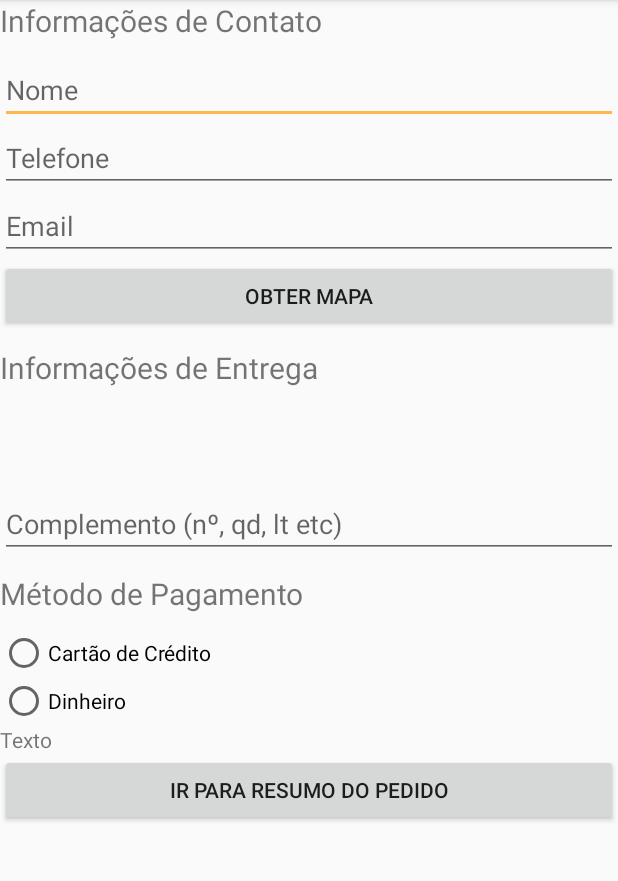
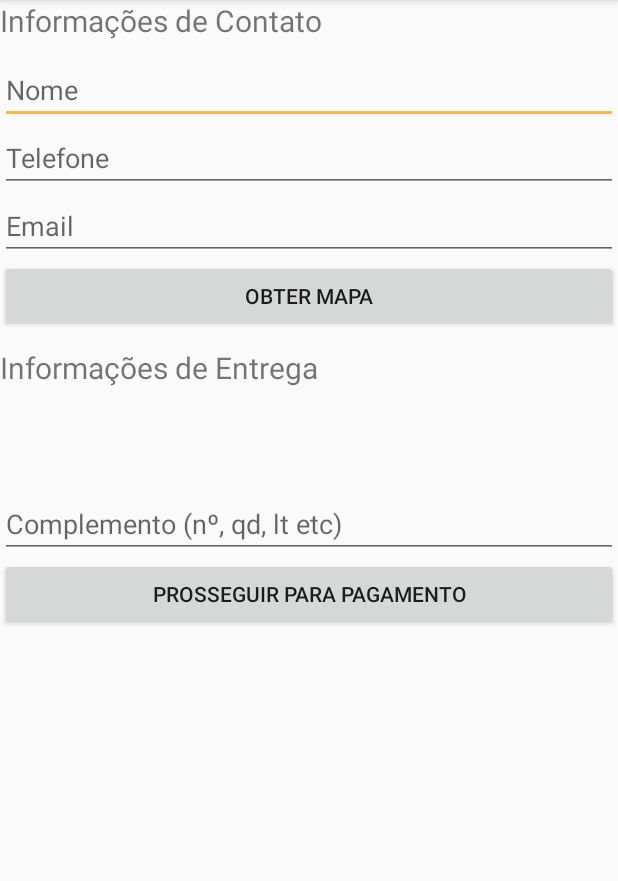
Before and after one commit to brunoconterato/123pedi-android, an Android app: the OrderDetailsActivity screen opened directly, with no data from a screen before it, on a phone screen of 412 x 824 dp, the part 84-965 px from its top. Run offline under Robolectric (Android 15) with nearby library versions, the phone set to English and light mode, and no system bars; libraries missing offline, so code that uses them is left out: br.com.jansenfelipe.

```diff
--- a/app/src/main/AndroidManifest.xml
+++ b/app/src/main/AndroidManifest.xml
@@ -83,7 +83,8 @@
                 <category android:name="android.intent.category.LAUNCHER" />
             </intent-filter>
         </activity>
-        <activity android:name=".activity.OnOrderAcceptedActivity"></activity>
+        <activity android:name=".activity.OnOrderAcceptedActivity" />
+        <activity android:name=".activity.PaymentActivity"></activity>
     </application>
 
 </manifest>
--- a/app/src/main/java/beer/happy_hour/drinking/activity/BriefActivity.java
+++ b/app/src/main/java/beer/happy_hour/drinking/activity/BriefActivity.java
@@ -2,6 +2,7 @@ package beer.happy_hour.drinking.activity;
 
 import android.app.ProgressDialog;
 import android.content.Context;
+import android.content.Intent;
 import android.os.Bundle;
 import android.support.v7.app.AppCompatActivity;
 import android.view.Gravity;
@@ -184,4 +185,9 @@ public class BriefActivity extends AppCompatActivity implements GenerateOrderAPI
     public void onGeneratedAPIOrder() {
         //TODO: if(succesInTransaction) e (PagamentoEmCartão) -> Inicie API de pagamento
     }
+
+    @Override
+    public void onBackPressed() {
+        startActivity(new Intent(this, PaymentActivity.class));
+    }
 }
--- a/app/src/main/java/beer/happy_hour/drinking/activity/OrderDetailsActivity.java
+++ b/app/src/main/java/beer/happy_hour/drinking/activity/OrderDetailsActivity.java
@@ -11,8 +11,6 @@ import android.view.MenuItem;
 import android.view.View;
 import android.widget.Button;
 import android.widget.EditText;
-import android.widget.RadioButton;
-import android.widget.RadioGroup;
 import android.widget.TextView;
 import android.widget.Toast;
 
@@ -44,10 +42,6 @@ public class OrderDetailsActivity extends AppCompatActivity {
     TextView country_text_view;
 
     EditText complement_edit_text;
-
-    RadioGroup paymentRadioGroup;
-    RadioButton creditcard_radio_button;
-    RadioButton money_radio_button;
 
     TextView test_text_view;
 
@@ -169,26 +163,7 @@ public class OrderDetailsActivity extends AppCompatActivity {
         country_text_view.setText(deliveryPlace.getCountryName());
 
 
-        test_text_view = (TextView) findViewById(R.id.test_text_view);
-
-        paymentRadioGroup = (RadioGroup) findViewById(R.id.payment_radio_group);
-        creditcard_radio_button = (RadioButton) findViewById(R.id.credit_card_radio_button);
-        money_radio_button = (RadioButton) findViewById(R.id.money_radio_button);
-
-
-        paymentRadioGroup.clearCheck();
-
-        paymentRadioGroup.setOnCheckedChangeListener(new RadioGroup.OnCheckedChangeListener() {
-            @Override
-            public void onCheckedChanged(RadioGroup radioGroup, int buttonId) {
-                switch (buttonId) {
-                    case 0:
-                        test_text_view.setText("Cartão escolhido");
-                    case 1:
-                        test_text_view.setText("Dinheiro escolhido");
-                }
-            }
-        });
+        test_text_view = (TextView) findViewById(R.id.payment_test_text_view);
     }
 
     @Override
@@ -234,8 +209,8 @@ public class OrderDetailsActivity extends AppCompatActivity {
         Log.d("isValidEmail", Boolean.toString(user.isValidEmail(email_edit_text.getText().toString())));
     }
 
-    public void goToBriefActivity(View view) {
-        startActivity(new Intent(this, BriefActivity.class));
+    public void goToPaymentActivity(View view) {
+        startActivity(new Intent(this, PaymentActivity.class));
     }
 
     private class UserPhoneTextListener extends MaskEditTextChangedListener implements TextWatcher {
--- a/app/src/main/res/layout/activity_order_details.xml
+++ b/app/src/main/res/layout/activity_order_details.xml
@@ -83,45 +83,12 @@
             android:layout_height="wrap_content"
             android:text="Obter Localização" />
 
-        <TextView
-            android:layout_width="match_parent"
-            android:layout_height="wrap_content"
-            android:layout_marginBottom="10dp"
-            android:layout_marginTop="10dp"
-            android:text="Método de Pagamento"
-            android:textSize="20dp" />
-
-        <RadioGroup
-            android:id="@+id/payment_radio_group"
-            android:layout_width="match_parent"
-            android:layout_height="wrap_content">
-
-            <RadioButton
-                android:id="@+id/credit_card_radio_button"
-                android:layout_width="match_parent"
-                android:layout_height="wrap_content"
-                android:text="Cartão de Crédito" />
-
-            <RadioButton
-                android:id="@+id/money_radio_button"
-                android:layout_width="match_parent"
-                android:layout_height="wrap_content"
-                android:text="Dinheiro" />
-
-        </RadioGroup>
-
-        <TextView
-            android:id="@+id/test_text_view"
-            android:layout_width="match_parent"
-            android:layout_height="wrap_content"
-            android:text="Texto" />
-
         <Button
             android:id="@+id/finalize_order_button"
             android:layout_width="match_parent"
             android:layout_height="wrap_content"
-            android:onClick="goToBriefActivity"
-            android:text="Ir para Resumo do Pedido" />
+            android:onClick="goToPaymentActivity"
+            android:text="Prosseguir para Pagamento" />
 
 
     </LinearLayout>
```
Also changed, not shown: app/src/main/java/beer/happy_hour/drinking/activity/MapsFragmentActivity.java (+10 -0 lines), app/src/main/java/beer/happy_hour/drinking/activity/PaymentActivity.java (added, +75 -0 lines), app/src/main/java/beer/happy_hour/drinking/activity/SearchActivity.java (+4 -4 lines), app/src/main/res/layout/activity_payment.xml (added, +66 -0 lines), app/src/main/res/layout/fragment_activity_maps.xml (+10 -2 lines).
